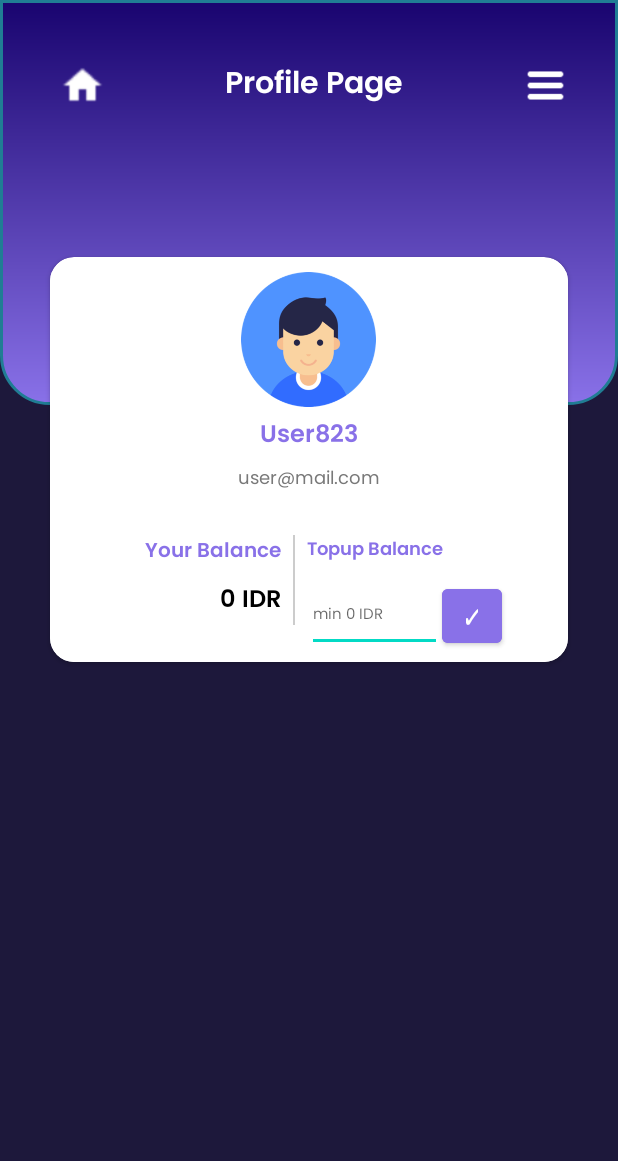
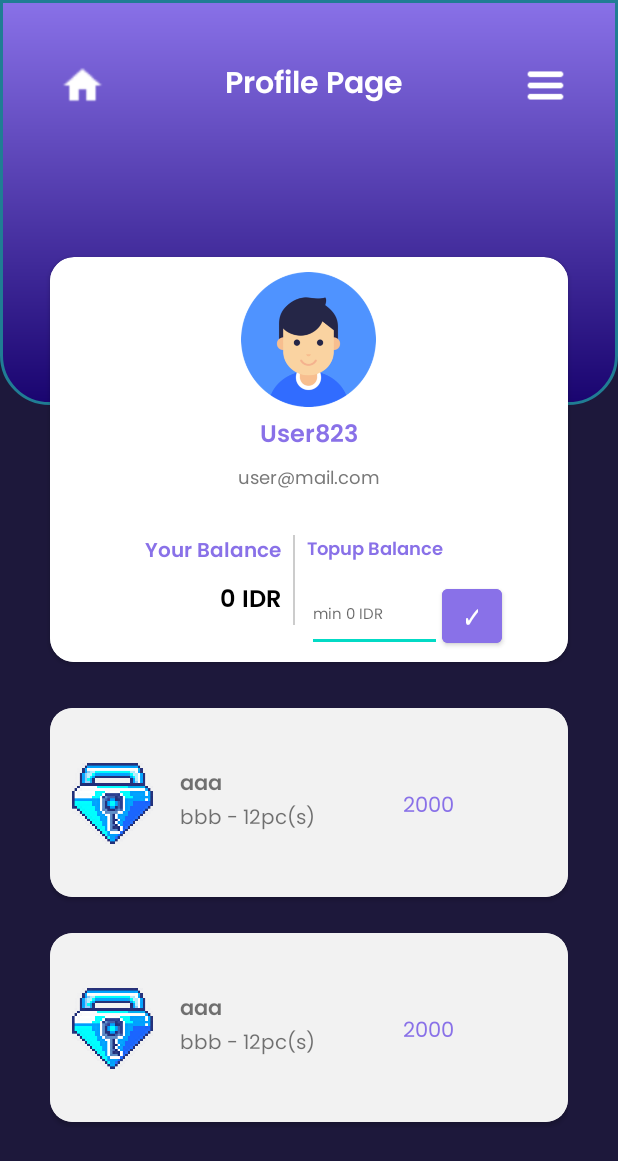
Before and after one commit to torianyap/VACash, an Android app: the Profile screen opened directly, with no data from a screen before it, on a phone screen of 412 x 824 dp. Shown: the top 1161 px of the screen. Run offline under Robolectric (Android 15) with nearby library versions, the phone set to English and light mode, and no system bars.

Commit message:
repeater profile page + layout detail

```diff
--- a/app/src/main/java/com/example/vacash/ItemPage.java
+++ b/app/src/main/java/com/example/vacash/ItemPage.java
@@ -6,11 +6,14 @@ import androidx.recyclerview.widget.RecyclerView;
 
 import android.os.Bundle;
 
+import com.example.vacash.adapters.Game1_RecyclerViewAdapter;
+import com.example.vacash.models.ItemModel;
+
 import java.util.ArrayList;
 
 public class ItemPage extends AppCompatActivity {
 
-    ArrayList<ItemModel> ItemModel = new ArrayList<>();
+    ArrayList<com.example.vacash.models.ItemModel> ItemModel = new ArrayList<>();
 
     int[] itemImg = {R.drawable.growtopia, R.drawable.growtopia, R.drawable.growtopia};
     @Override
--- a/app/src/main/java/com/example/vacash/Profile.java
+++ b/app/src/main/java/com/example/vacash/Profile.java
@@ -1,14 +1,40 @@
 package com.example.vacash;
 
 import androidx.appcompat.app.AppCompatActivity;
+import androidx.recyclerview.widget.LinearLayoutManager;
+import androidx.recyclerview.widget.RecyclerView;
 
 import android.os.Bundle;
 
+import com.example.vacash.adapters.TransactionAdapter;
+import com.example.vacash.models.GlobalVariable;
+import com.example.vacash.models.TransactionModel;
+
+import java.util.ArrayList;
+
 public class Profile extends AppCompatActivity {
+
+    ArrayList<TransactionModel> transactions;
 
     @Override
     protected void onCreate(Bundle savedInstanceState) {
         super.onCreate(savedInstanceState);
         setContentView(R.layout.activity_profile);
+
+        generateDummyTransaction();
+
+        transactions = GlobalVariable.transactions;
+        RecyclerView pastTransactions = findViewById(R.id.pastTransactionRV);
+        TransactionAdapter adapter = new TransactionAdapter(this, transactions);
+
+        pastTransactions.setAdapter(adapter);
+        pastTransactions.setLayoutManager(new LinearLayoutManager(this));
+    }
+
+
+    public static void generateDummyTransaction () {
+        for (int i = 0; i < 3; i++) {
+            GlobalVariable.transactions.add(new TransactionModel("aaa", "bbb", 2000, 12));
+        }
     }
 }
--- a/app/src/main/java/com/example/vacash/Game1_RecyclerViewAdapter.java
+++ b/app/src/main/java/com/example/vacash/adapters/Game1_RecyclerViewAdapter.java
@@ -1,4 +1,4 @@
-package com.example.vacash;
+package com.example.vacash.adapters;
 
 import android.content.Context;
 import android.view.LayoutInflater;
@@ -9,6 +9,9 @@ import android.widget.TextView;
 
 import androidx.annotation.NonNull;
 import androidx.recyclerview.widget.RecyclerView;
+
+import com.example.vacash.R;
+import com.example.vacash.models.ItemModel;
 
 import java.util.ArrayList;
 
--- /dev/null
+++ b/app/src/main/java/com/example/vacash/adapters/TransactionAdapter.java
@@ -0,0 +1,63 @@
+package com.example.vacash.adapters;
+
+
+import android.content.Context;
+import android.view.LayoutInflater;
+import android.view.View;
+import android.view.ViewGroup;
+import android.widget.ImageView;
+import android.widget.TextView;
+
+import androidx.annotation.NonNull;
+import androidx.recyclerview.widget.RecyclerView;
+
+import com.example.vacash.R;
+import com.example.vacash.models.TransactionModel;
+
+import java.util.ArrayList;
+
+public class TransactionAdapter extends RecyclerView.Adapter<TransactionAdapter.MyViewHolder> {
+
+    Context context;
+    ArrayList<TransactionModel> transactions;
+
+    public TransactionAdapter(Context context, ArrayList<TransactionModel> transactions) {
+        this.context = context;
+        this.transactions = transactions;
+    }
+
+    @NonNull
+    @Override
+    public TransactionAdapter.MyViewHolder onCreateViewHolder(@NonNull ViewGroup parent, int viewType) {
+        LayoutInflater inflater = LayoutInflater.from(context);
+        View v = inflater.inflate(R.layout.past_transaction_row, parent, false);
+        return new MyViewHolder(v);
+    }
+
+    @Override
+    public void onBindViewHolder(@NonNull TransactionAdapter.MyViewHolder holder, int position) {
+        holder.itemImage.setImageResource(R.drawable.growtopia);
+        holder.gameName.setText(transactions.get(position).getGameName());
+        holder.itemName.setText(transactions.get(position).getItemNameQuantity());
+        holder.price.setText(transactions.get(position).getPrice());
+    }
+
+    @Override
+    public int getItemCount() {
+        return transactions.size();
+    }
+
+    public static class MyViewHolder extends RecyclerView.ViewHolder {
+        ImageView itemImage;
+        TextView gameName, itemName, price;
+
+        public MyViewHolder(@NonNull View itemView) {
+            super(itemView);
+
+            itemImage = itemView.findViewById(R.id.transactionItemImage);
+            gameName = itemView.findViewById(R.id.transactionGameName);
+            itemName = itemView.findViewById(R.id.transactionItemName);
+            price = itemView.findViewById(R.id.transactionPrice);
+        }
+    }
+}
--- a/app/src/main/java/com/example/vacash/login_page1.java
+++ b/app/src/main/java/com/example/vacash/login_page1.java
@@ -10,11 +10,13 @@ import android.widget.Button;
 public class login_page1 extends AppCompatActivity {
 
     Button buttonloginpage1;
+
     @Override
     protected void onCreate(Bundle savedInstanceState) {
         super.onCreate(savedInstanceState);
         setContentView(R.layout.login_page1);
-        buttonloginpage1 = (Button) findViewById(R.id.button_loginpage1);
+
+        buttonloginpage1 = findViewById(R.id.button_loginpage1);
         buttonloginpage1.setOnClickListener(new View.OnClickListener() {
             @Override
             public void onClick(View v) {
--- /dev/null
+++ b/app/src/main/java/com/example/vacash/models/GlobalVariable.java
@@ -0,0 +1,12 @@
+package com.example.vacash.models;
+
+import com.example.vacash.models.TransactionModel;
+
+import java.util.ArrayList;
+
+public class GlobalVariable {
+    public static String username;
+    public static String email;
+
+    public static ArrayList<TransactionModel> transactions = new ArrayList<>();
+}
--- /dev/null
+++ b/app/src/main/java/com/example/vacash/models/TransactionModel.java
@@ -0,0 +1,43 @@
+package com.example.vacash.models;
+
+public class TransactionModel {
+    private String gameName;
+    private String itemName;
+    private Integer price;
+    private Integer quantity;
+
+    public TransactionModel(String gameName, String itemName, int price, int quantity) {
+        this.gameName = gameName;
+        this.itemName = itemName;
+        this.price = price;
+        this.quantity = quantity;
+    }
+
+    public String getGameName() {
+        return gameName;
+    }
+
+    public void setGameName(String gameName) {
+        this.gameName = gameName;
+    }
+
+    public String getItemNameQuantity() {
+        return itemName + " - " + quantity + "pc(s)";
+    }
+
+    public void setItemName(String itemName) {
+        this.itemName = itemName;
+    }
+
+    public String getPrice() {
+        return price.toString();
+    }
+
+    public void setPrice(int price) {
+        this.price = price;
+    }
+
+    public void setQuantity(int quantity) {
+        this.quantity = quantity;
+    }
+}
--- /dev/null
+++ b/app/src/main/res/drawable/arrow_back.xml
@@ -0,0 +1,5 @@
+<vector android:autoMirrored="true" android:height="24dp"
+    android:tint="#FFFFFF" android:viewportHeight="24"
+    android:viewportWidth="24" android:width="24dp" xmlns:android="http://schemas.android.com/apk/res/android">
+    <path android:fillColor="@android:color/white" android:pathData="M11.67,3.87L9.9,2.1 0,12l9.9,9.9 1.77,-1.77L3.54,12z"/>
+</vector>
--- a/app/src/main/res/drawable-v24/profile_rectangle.xml
+++ b/app/src/main/res/drawable/profile_rectangle.xml
@@ -11,5 +11,5 @@
     <gradient
         android:startColor="#19046F"
         android:endColor="#8971E8"
-        android:angle="60"/>
+        android:angle="90"/>
 </shape>
--- a/app/src/main/res/layout/activity_profile.xml
+++ b/app/src/main/res/layout/activity_profile.xml
@@ -162,4 +162,11 @@
         </LinearLayout>
     </androidx.cardview.widget.CardView>
 
+    <androidx.recyclerview.widget.RecyclerView
+        android:id="@+id/pastTransactionRV"
+        android:layout_width="wrap_content"
+        android:layout_height="280dp"
+        android:layout_gravity="center"
+        android:layout_marginTop="200dp"
+        />
 </FrameLayout>
--- /dev/null
+++ b/app/src/main/res/layout/past_transaction_row.xml
@@ -0,0 +1,86 @@
+<?xml version="1.0" encoding="utf-8"?>
+<androidx.constraintlayout.widget.ConstraintLayout xmlns:android="http://schemas.android.com/apk/res/android"
+    xmlns:tools="http://schemas.android.com/tools"
+    android:layout_width="match_parent"
+    xmlns:app="http://schemas.android.com/apk/res-auto"
+    android:layout_height="150dp">
+
+    <androidx.cardview.widget.CardView
+        android:layout_width="345dp"
+        android:layout_height="126dp"
+        android:layout_marginBottom="20dp"
+        app:cardBackgroundColor="#F2F2F2"
+        app:cardCornerRadius="15dp"
+        app:layout_constraintEnd_toEndOf="parent"
+        app:layout_constraintStart_toStartOf="parent"
+        app:layout_constraintTop_toTopOf="parent">
+
+        <androidx.constraintlayout.widget.ConstraintLayout
+            android:layout_width="match_parent"
+            android:layout_height="match_parent"
+            android:background="@color/semiwhite">
+
+            <ImageView
+                android:id="@+id/transactionItemImage"
+                android:layout_width="54dp"
+                android:layout_height="59dp"
+                android:src="@drawable/growtopia"
+                app:layout_constraintBottom_toBottomOf="parent"
+                app:layout_constraintEnd_toEndOf="parent"
+                app:layout_constraintHorizontal_bias="0.051"
+                app:layout_constraintStart_toStartOf="parent"
+                app:layout_constraintTop_toTopOf="parent"
+                app:layout_constraintVertical_bias="0.507" />
+
+            <GridLayout
+                android:layout_width="249dp"
+                android:layout_height="122dp"
+                android:alignmentMode="alignMargins"
+                android:columnCount="2"
+                android:columnOrderPreserved="false"
+                android:orientation="horizontal"
+                android:rowCount="2"
+                android:useDefaultMargins="true"
+                app:layout_constraintEnd_toEndOf="parent"
+                app:layout_constraintStart_toEndOf="@+id/transactionItemImage">
+
+                <GridLayout
+                    android:layout_width="match_parent"
+                    android:layout_height="match_parent"
+                    android:columnCount="1"
+                    android:orientation="vertical"
+                    android:rowCount="2">
+
+                    <TextView
+                        android:id="@+id/transactionGameName"
+                        android:layout_width="wrap_content"
+                        android:layout_height="wrap_content"
+                        android:layout_marginTop="35dp"
+                        android:fontFamily="@font/poppinssemibold"
+                        android:text="Game Name"
+                        android:textSize="14dp" />
+
+                    <TextView
+                        android:id="@+id/transactionItemName"
+                        android:layout_width="wrap_content"
+                        android:layout_height="wrap_content"
+                        android:layout_marginTop="-15dp"
+                        android:fontFamily="@font/poppinsregular"
+                        android:text="Item Name - Item Qty (pcs)"
+                        android:textSize="13dp" />
+
+                    <TextView
+                        android:id="@+id/transactionPrice"
+                        android:layout_width="wrap_content"
+                        android:layout_height="wrap_content"
+                        android:layout_gravity="center"
+                        android:layout_marginTop="50dp"
+                        android:fontFamily="@font/poppinsregular"
+                        android:text="Price"
+                        android:textColor="@color/lightpurple" />
+                </GridLayout>
+            </GridLayout>
+        </androidx.constraintlayout.widget.ConstraintLayout>
+    </androidx.cardview.widget.CardView>
+
+</androidx.constraintlayout.widget.ConstraintLayout>
--- a/app/src/main/res/layout/recycler_view_row.xml
+++ b/app/src/main/res/layout/recycler_view_row.xml
@@ -1,5 +1,6 @@
 <?xml version="1.0" encoding="utf-8"?>
-<androidx.constraintlayout.widget.ConstraintLayout xmlns:android="http://schemas.android.com/apk/res/android"
+<androidx.constraintlayout.widget.ConstraintLayout
+    xmlns:android="http://schemas.android.com/apk/res/android"
     xmlns:app="http://schemas.android.com/apk/res-auto"
     xmlns:tools="http://schemas.android.com/tools"
     android:layout_width="match_parent"
```
Also changed, not shown: app/src/main/AndroidManifest.xml (+15 -9 lines), app/src/main/java/com/example/vacash/DetailPage.java (added, +14 -0 lines), app/src/main/java/com/example/vacash/models/ItemModel.java (renamed from app/src/main/java/com/example/vacash/ItemModel.java, +9 -9 lines), app/src/main/res/layout/activity_detail_page.xml (added, +178 -0 lines), app/src/main/res/drawable/profile.png (renamed from app/src/main/res/drawable-v24/profile.png).
